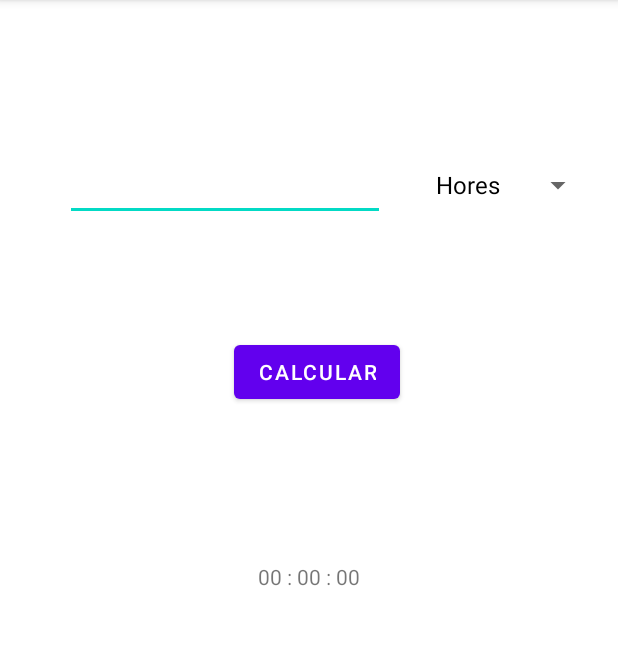
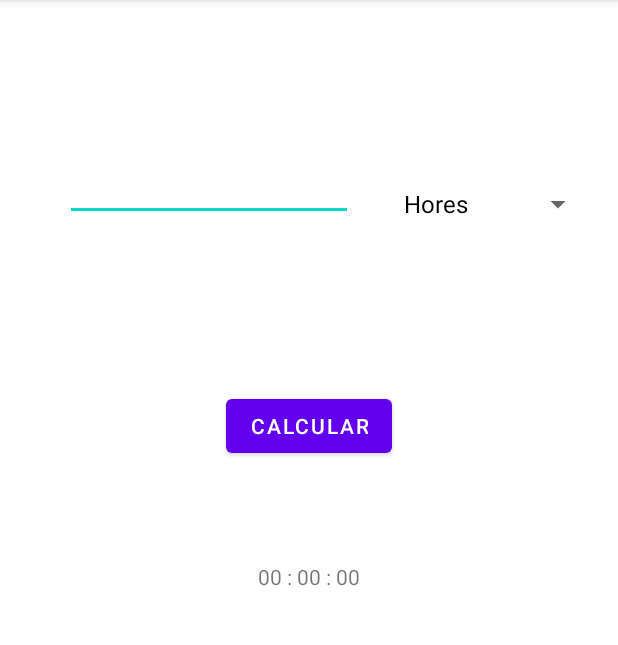
Before and after one commit to sillyck/DAM2-M8-UF1-Conversor, an Android app: the screen it shows after launch (MainActivity), on a phone screen of 412 x 824 dp, the part 84-729 px from its top. Run offline under Robolectric (Android 15) with nearby library versions, the phone set to English and light mode, and no system bars.

```diff
--- a/app/src/main/res/layout/activity_main.xml
+++ b/app/src/main/res/layout/activity_main.xml
@@ -18,8 +18,8 @@
 
     <EditText
         android:id="@+id/textNumber1"
-        android:layout_width="wrap_content"
-        android:layout_height="wrap_content"
+        android:layout_width="192dp"
+        android:layout_height="47dp"
         android:layout_marginStart="43dp"
         android:layout_marginEnd="26dp"
         android:ems="10"
@@ -37,24 +37,25 @@
     <Spinner
         android:id="@+id/llistat"
         android:layout_width="0dp"
-        android:layout_height="48dp"
+        android:layout_height="0dp"
+        android:layout_marginTop="94dp"
         android:layout_marginEnd="16dp"
-        app:layout_constraintBottom_toBottomOf="@+id/textNumber1"
+        android:layout_marginBottom="81dp"
+        app:layout_constraintBottom_toTopOf="@+id/boto"
         app:layout_constraintEnd_toEndOf="parent"
         app:layout_constraintStart_toEndOf="@+id/textNumber1"
-        app:layout_constraintTop_toTopOf="@+id/textNumber1"
+        app:layout_constraintTop_toTopOf="parent"
         tools:ignore="SpeakableTextPresentCheck,SpeakableTextPresentCheck" />
 
     <Button
         android:id="@+id/boto"
         android:layout_width="wrap_content"
         android:layout_height="wrap_content"
-        android:layout_marginTop="62dp"
-        android:layout_marginEnd="16dp"
+        android:layout_marginBottom="460dp"
         android:onClick="calcular"
         android:text="Calcular"
-        app:layout_constraintBottom_toTopOf="@+id/textView1"
-        app:layout_constraintEnd_toStartOf="@+id/llistat"
-        app:layout_constraintTop_toBottomOf="@+id/textNumber1"
-        app:layout_constraintVertical_bias="0.125" />
+        app:layout_constraintBottom_toBottomOf="parent"
+        app:layout_constraintEnd_toEndOf="parent"
+        app:layout_constraintStart_toStartOf="parent"
+        app:layout_constraintTop_toBottomOf="@+id/llistat" />
 </androidx.constraintlayout.widget.ConstraintLayout>
--- a/build.gradle
+++ b/build.gradle
@@ -1,5 +1,5 @@
 // Top-level build file where you can add configuration options common to all sub-projects/modules.
 plugins {
-    id 'com.android.application' version '7.3.0' apply false
-    id 'com.android.library' version '7.3.0' apply false
+    id 'com.android.application' version '7.2.2' apply false
+    id 'com.android.library' version '7.2.2' apply false
 }
```
Also changed, not shown: app/src/main/java/com/example/myapplication/MainActivity.java (+19 -1 lines).
